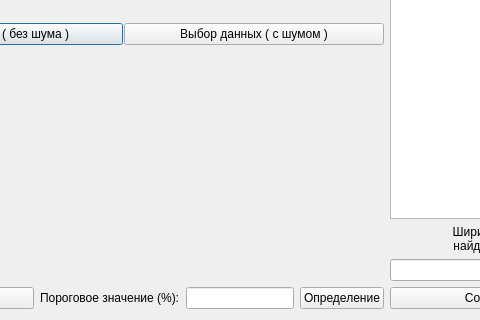
SkorEgor/scientific_work_in_python, file gui.ui: the form before one commit; both pictures show x 148 to 628 and y 252 to 572 of the 810 by 572 pixel window.
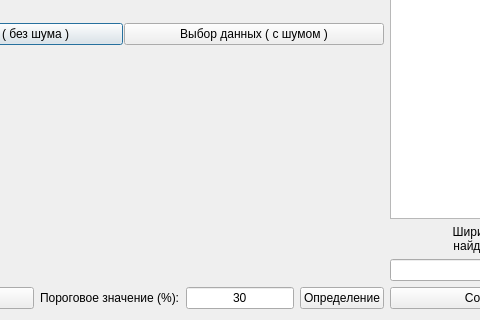
The form after the commit.

Commit message: written_screenplay

The edit to the form file:
```diff
--- a/gui.ui
+++ b/gui.ui
@@ -150,6 +150,9 @@
            </item>
            <item>
             <widget class="QLineEdit" name="lineEdit_threshold">
+             <property name="text">
+              <string>30</string>
+             </property>
              <property name="alignment">
               <set>Qt::AlignCenter</set>
              </property>
```
The commit also changes 2 other files.
